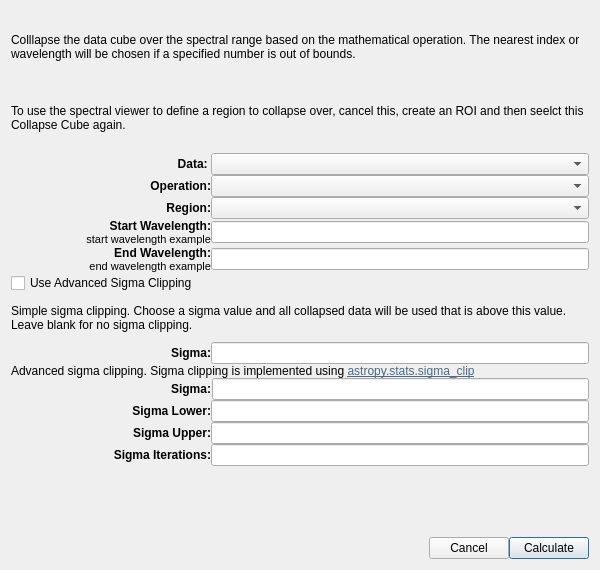
spacetelescope/cubeviz, file cubeviz/tools/collapse.ui: the form before one commit.
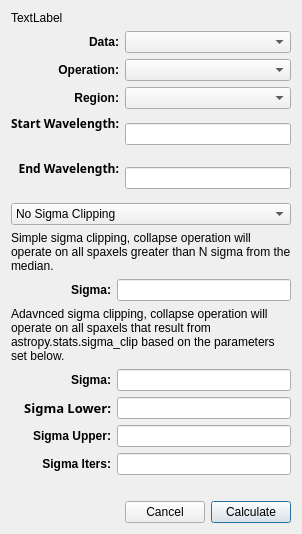
The form after the commit.

Commit message: Main UI functionality is present.

Diff of the .ui file:
```diff
--- a/cubeviz/tools/collapse.ui
+++ b/cubeviz/tools/collapse.ui
@@ -2,19 +2,16 @@
 <ui version="4.0">
  <class>Dialog</class>
  <widget class="QDialog" name="Dialog">
-  <property name="windowModality">
-   <enum>Qt::NonModal</enum>
-  </property>
   <property name="geometry">
    <rect>
     <x>0</x>
     <y>0</y>
-    <width>600</width>
-    <height>570</height>
+    <width>319</width>
+    <height>522</height>
    </rect>
   </property>
   <property name="sizePolicy">
-   <sizepolicy hsizetype="Minimum" vsizetype="MinimumExpanding">
+   <sizepolicy hsizetype="Preferred" vsizetype="Minimum">
     <horstretch>0</horstretch>
     <verstretch>0</verstretch>
    </sizepolicy>
@@ -28,78 +25,53 @@
   <property name="maximumSize">
    <size>
     <width>16777215</width>
-    <height>16777215</height>
+    <height>522</height>
    </size>
   </property>
-  <property name="focusPolicy">
-   <enum>Qt::StrongFocus</enum>
-  </property>
   <property name="windowTitle">
-   <string>Dialog</string>
+   <string>Collapse Cube</string>
   </property>
-  <property name="autoFillBackground">
-   <bool>false</bool>
-  </property>
-  <property name="sizeGripEnabled">
-   <bool>false</bool>
-  </property>
-  <property name="modal">
-   <bool>false</bool>
-  </property>
-  <layout class="QVBoxLayout" name="verticalLayout_3">
+  <layout class="QVBoxLayout" name="verticalLayout_4">
+   <property name="sizeConstraint">
+    <enum>QLayout::SetFixedSize</enum>
+   </property>
    <item>
-    <layout class="QVBoxLayout" name="verticalLayout">
-     <property name="spacing">
-      <number>0</number>
-     </property>
+    <layout class="QGridLayout" name="gridLayout">
      <property name="sizeConstraint">
-      <enum>QLayout::SetMinimumSize</enum>
+      <enum>QLayout::SetFixedSize</enum>
      </property>
+     <item row="2" column="0">
+      <widget class="QComboBox" name="sigma_combobox">
      <item>
-      <widget class="QLabel" name="main_desc">
-       <property name="lineWidth">
-        <number>1</number>
-       </property>
        <property name="text">
-        <string>Colllapse the data cube over the spectral range based on the mathematical operation. The nearest index or wavelength will be chosen if a specified number is out of bounds.</string>
-       </property>
-       <property name="wordWrap">
-        <bool>true</bool>
-       </property>
-      </widget>
+         <string>No Sigma Clipping</string>
+        </property>
      </item>
      <item>
-      <widget class="QLabel" name="widget_desc">
        <property name="text">
-        <string>To use the spectral viewer to define a region to collapse over, cancel this, create an ROI and then seelct this Collapse Cube again.</string>
-       </property>
-       <property name="wordWrap">
-        <bool>true</bool>
-       </property>
-      </widget>
+         <string>Simple Sigma Clipping</string>
+        </property>
      </item>
      <item>
-      <layout class="QHBoxLayout" name="horizontalLayout">
-       <property name="spacing">
-        <number>0</number>
-       </property>
-       <property name="sizeConstraint">
-        <enum>QLayout::SetDefaultConstraint</enum>
-       </property>
-       <item>
-        <widget class="QLabel" name="label_3">
+        <property name="text">
+         <string>Advanced Sigma Clipping</string>
+        </property>
+       </item>
+      </widget>
+     </item>
+     <item row="3" column="0">
+      <layout class="QGridLayout" name="simple_sigma_layout">
+       <item row="1" column="1">
+        <widget class="QLineEdit" name="simple_sigma_input"/>
+       </item>
+       <item row="1" column="0">
+        <widget class="QLabel" name="simple_sigma_label">
          <property name="minimumSize">
           <size>
-           <width>200</width>
+           <width>100</width>
            <height>0</height>
           </size>
          </property>
-         <property name="maximumSize">
-          <size>
-           <width>200</width>
-           <height>16777215</height>
-          </size>
-         </property>
          <property name="font">
           <font>
            <weight>75</weight>
@@ -107,74 +79,67 @@
           </font>
          </property>
          <property name="text">
-          <string>Data: </string>
+          <string>Sigma:</string>
          </property>
          <property name="alignment">
           <set>Qt::AlignRight|Qt::AlignTrailing|Qt::AlignVCenter</set>
          </property>
         </widget>
        </item>
-       <item>
-        <widget class="QComboBox" name="data_combobox">
-         <property name="sizePolicy">
-          <sizepolicy hsizetype="Preferred" vsizetype="Fixed">
-           <horstretch>0</horstretch>
-           <verstretch>0</verstretch>
-          </sizepolicy>
+       <item row="0" column="0" colspan="2">
+        <widget class="QLabel" name="simple_sigma_description">
+         <property name="text">
+          <string>Simple sigma clipping, collapse operation will operate on all spaxels greater than N sigma from the median.</string>
          </property>
-         <property name="minimumSize">
-          <size>
-           <width>0</width>
-           <height>0</height>
-          </size>
+         <property name="wordWrap">
+          <bool>true</bool>
          </property>
         </widget>
        </item>
       </layout>
      </item>
-     <item>
-      <layout class="QHBoxLayout" name="horizontalLayout_2">
-       <property name="spacing">
-        <number>0</number>
-       </property>
-       <item>
-        <widget class="QLabel" name="label_4">
-         <property name="maximumSize">
+     <item row="6" column="0">
+      <layout class="QGridLayout" name="gridLayout_6">
+       <item row="0" column="1">
+        <widget class="QPushButton" name="cancel_button">
+         <property name="text">
+          <string>Cancel</string>
+         </property>
+        </widget>
+       </item>
+       <item row="0" column="0">
+        <spacer name="horizontalSpacer">
+         <property name="orientation">
+          <enum>Qt::Horizontal</enum>
+         </property>
+         <property name="sizeHint" stdset="0">
           <size>
-           <width>200</width>
-           <height>16777215</height>
+           <width>40</width>
+           <height>20</height>
           </size>
          </property>
-         <property name="font">
-          <font>
-           <weight>75</weight>
-           <bold>true</bold>
-          </font>
-         </property>
+        </spacer>
+       </item>
+       <item row="0" column="2">
+        <widget class="QPushButton" name="calculate_button">
          <property name="text">
-          <string>Operation:</string>
+          <string>Calculate</string>
          </property>
-         <property name="alignment">
-          <set>Qt::AlignRight|Qt::AlignTrailing|Qt::AlignVCenter</set>
+         <property name="default">
+          <bool>true</bool>
          </property>
         </widget>
        </item>
-       <item>
-        <widget class="QComboBox" name="operation_combobox"/>
-       </item>
       </layout>
      </item>
-     <item>
-      <layout class="QHBoxLayout" name="horizontalLayout_3">
-       <property name="spacing">
-        <number>0</number>
-       </property>
-       <item>
+     <item row="1" column="0">
+      <layout class="QGridLayout" name="gridLayout_3">
+       <item row="2" column="0">
         <widget class="QLabel" name="label_5">
-         <property name="maximumSize">
+         <property name="minimumSize">
           <size>
-           <width>200</width>
-           <height>16777215</height>
+           <width>100</width>
+           <height>0</height>
           </size>
          </property>
          <property name="font">
@@ -191,40 +156,72 @@
          </property>
         </widget>
        </item>
-       <item>
+       <item row="1" column="0">
+        <widget class="QLabel" name="label_4">
+         <property name="minimumSize">
+          <size>
+           <width>100</width>
+           <height>0</height>
+          </size>
+         </property>
+         <property name="font">
+          <font>
+           <weight>75</weight>
+           <bold>true</bold>
+          </font>
+         </property>
+         <property name="text">
+          <string>Operation:</string>
+         </property>
+         <property name="alignment">
+          <set>Qt::AlignRight|Qt::AlignTrailing|Qt::AlignVCenter</set>
+         </property>
+        </widget>
+       </item>
+       <item row="2" column="1">
         <widget class="QComboBox" name="region_combobox"/>
        </item>
-      </layout>
-     </item>
-     <item>
-      <layout class="QHBoxLayout" name="horizontalLayout_4">
-       <property name="spacing">
-        <number>0</number>
-       </property>
-       <item>
-        <layout class="QVBoxLayout" name="verticalLayout_2">
-         <property name="spacing">
-          <number>0</number>
+       <item row="0" column="0">
+        <widget class="QLabel" name="label_3">
+         <property name="minimumSize">
+          <size>
+           <width>100</width>
+           <height>0</height>
+          </size>
+         </property>
+         <property name="font">
+          <font>
+           <weight>75</weight>
+           <bold>true</bold>
+          </font>
          </property>
-         <property name="sizeConstraint">
-          <enum>QLayout::SetMinimumSize</enum>
+         <property name="text">
+          <string>Data:</string>
          </property>
-         <item>
+         <property name="alignment">
+          <set>Qt::AlignRight|Qt::AlignTrailing|Qt::AlignVCenter</set>
+         </property>
+        </widget>
+       </item>
+       <item row="3" column="1">
+        <widget class="QLineEdit" name="start_input"/>
+       </item>
+       <item row="0" column="1">
+        <widget class="QComboBox" name="data_combobox"/>
+       </item>
+       <item row="1" column="1">
+        <widget class="QComboBox" name="operation_combobox"/>
+       </item>
+       <item row="4" column="1">
+        <widget class="QLineEdit" name="end_input"/>
+       </item>
+       <item row="3" column="0">
+        <layout class="QGridLayout" name="gridLayout_8">
+         <item row="0" column="0">
           <widget class="QLabel" name="start_label">
-           <property name="minimumSize">
-            <size>
-             <width>200</width>
-             <height>0</height>
-            </size>
-           </property>
-           <property name="maximumSize">
-            <size>
-             <width>200</width>
-             <height>16777215</height>
-            </size>
-           </property>
            <property name="font">
             <font>
+             <family>Akaash</family>
              <weight>75</weight>
              <bold>true</bold>
             </font>
@@ -237,21 +234,15 @@
            </property>
           </widget>
          </item>
-         <item>
+         <item row="1" column="0">
           <widget class="QLabel" name="start_example_label">
-           <property name="maximumSize">
-            <size>
-             <width>200</width>
-             <height>16777215</height>
-            </size>
-           </property>
            <property name="font">
             <font>
-             <pointsize>8</pointsize>
+             <family>Akaash</family>
             </font>
            </property>
            <property name="text">
-            <string>start wavelength example</string>
+            <string/>
            </property>
            <property name="alignment">
             <set>Qt::AlignRight|Qt::AlignTrailing|Qt::AlignVCenter</set>
@@ -260,40 +251,13 @@
          </item>
         </layout>
        </item>
-       <item>
-        <widget class="QLineEdit" name="start_text"/>
-       </item>
-      </layout>
-     </item>
-     <item>
-      <layout class="QHBoxLayout" name="horizontalLayout_6">
-       <property name="spacing">
-        <number>0</number>
-       </property>
-       <item>
-        <layout class="QVBoxLayout" name="verticalLayout_4">
-         <property name="spacing">
-          <number>0</number>
-         </property>
-         <property name="sizeConstraint">
-          <enum>QLayout::SetMinimumSize</enum>
-         </property>
-         <item>
+       <item row="4" column="0">
+        <layout class="QGridLayout" name="gridLayout_11">
+         <item row="0" column="0">
           <widget class="QLabel" name="end_label">
-           <property name="minimumSize">
-            <size>
-             <width>200</width>
-             <height>0</height>
-            </size>
-           </property>
-           <property name="maximumSize">
-            <size>
-             <width>16777215</width>
-             <height>16777215</height>
-            </size>
-           </property>
            <property name="font">
             <font>
+             <family>Akaash</family>
              <weight>75</weight>
              <bold>true</bold>
             </font>
@@ -306,21 +270,10 @@
            </property>
           </widget>
          </item>
-         <item>
+         <item row="1" column="0">
           <widget class="QLabel" name="end_example_label">
-           <property name="maximumSize">
-            <size>
-             <width>200</width>
-             <height>16777215</height>
-            </size>
-           </property>
-           <property name="font">
-            <font>
-             <pointsize>8</pointsize>
-            </font>
-           </property>
            <property name="text">
-            <string>end wavelength example</string>
+            <string/>
            </property>
            <property name="alignment">
             <set>Qt::AlignRight|Qt::AlignTrailing|Qt::AlignVCenter</set>
@@ -329,72 +282,28 @@
          </item>
         </layout>
        </item>
-       <item>
-        <widget class="QLineEdit" name="end_text"/>
-       </item>
       </layout>
      </item>
-     <item>
-      <layout class="QHBoxLayout" name="horizontalLayout_7">
-       <property name="spacing">
-        <number>0</number>
-       </property>
-       <item>
-        <widget class="QCheckBox" name="advanced_checkbox">
+     <item row="0" column="0">
+      <widget class="QLabel" name="desc_label">
          <property name="text">
-          <string>Use Advanced Sigma Clipping</string>
-         </property>
-        </widget>
-       </item>
-      </layout>
-     </item>
-     <item>
-      <widget class="QWidget" name="simple_sigma_widget" native="true">
-       <layout class="QVBoxLayout" name="simple_sigma_vlayout">
-        <property name="spacing">
-         <number>0</number>
-        </property>
-        <property name="leftMargin">
-         <number>0</number>
-        </property>
-        <property name="topMargin">
-         <number>0</number>
-        </property>
-        <property name="rightMargin">
-         <number>0</number>
-        </property>
-        <property name="bottomMargin">
-         <number>0</number>
-        </property>
-        <item>
-         <widget class="QLabel" name="label_13">
-          <property name="text">
-           <string>Simple sigma clipping. Choose a sigma value and all collapsed data will be used that is above this value.  Leave blank for no sigma clipping.</string>
+        <string>TextLabel</string>
           </property>
           <property name="wordWrap">
            <bool>true</bool>
           </property>
          </widget>
         </item>
-        <item>
-         <layout class="QHBoxLayout" name="horizontalLayout_8">
-          <property name="spacing">
-           <number>0</number>
-          </property>
-          <item>
-           <widget class="QLabel" name="label_12">
+     <item row="4" column="0">
+      <layout class="QGridLayout" name="advanced_sigma_layout">
+       <item row="4" column="0">
+        <widget class="QLabel" name="advanced_sigma_iters_label">
             <property name="minimumSize">
              <size>
-              <width>200</width>
+           <width>100</width>
               <height>0</height>
              </size>
             </property>
-            <property name="maximumSize">
-             <size>
-              <width>200</width>
-              <height>200</height>
-             </size>
-            </property>
             <property name="font">
              <font>
               <weight>75</weight>
@@ -402,116 +311,25 @@
              </font>
             </property>
             <property name="text">
-             <string>Sigma:</string>
+          <string>Sigma Iters:</string>
             </property>
             <property name="alignment">
              <set>Qt::AlignRight|Qt::AlignTrailing|Qt::AlignVCenter</set>
             </property>
            </widget>
           </item>
-          <item>
-           <widget class="QLineEdit" name="lineEdit"/>
-          </item>
-         </layout>
-        </item>
-       </layout>
-      </widget>
-     </item>
-     <item>
-      <widget class="QWidget" name="advanced_sigma_widget" native="true">
-       <property name="sizePolicy">
-        <sizepolicy hsizetype="Preferred" vsizetype="Minimum">
-         <horstretch>0</horstretch>
-         <verstretch>0</verstretch>
-        </sizepolicy>
-       </property>
-       <layout class="QVBoxLayout" name="advanced_sigma_layout">
-        <property name="spacing">
-         <number>0</number>
-        </property>
-        <property name="leftMargin">
-         <number>0</number>
-        </property>
-        <property name="topMargin">
-         <number>0</number>
-        </property>
-        <property name="rightMargin">
-         <number>0</number>
-        </property>
-        <property name="bottomMargin">
-         <number>0</number>
-        </property>
-        <item>
-         <layout class="QVBoxLayout" name="verticalLayout_5">
-          <property name="spacing">
-           <number>0</number>
-          </property>
-          <item>
-           <widget class="QLabel" name="label_14">
-            <property name="text">
-             <string>&lt;html&gt;&lt;head/&gt;&lt;body&gt;&lt;p&gt;Advanced sigma clipping. Sigma clipping is implemented using &lt;a href=&quot;http://docs.astropy.org/en/stable/api/astropy.stats.sigma_clip.html&quot;&gt;&lt;span style=&quot; text-decoration: underline; color:#4c6b8a;&quot;&gt;astropy.stats.sigma_clip&lt;/span&gt;&lt;/a&gt;&lt;/p&gt;&lt;/body&gt;&lt;/html&gt;</string>
-            </property>
-            <property name="openExternalLinks">
-             <bool>true</bool>
-            </property>
-           </widget>
-          </item>
-         </layout>
-        </item>
-        <item>
-         <layout class="QHBoxLayout" name="advanced_sigma_hlayout_2">
-          <property name="spacing">
-           <number>1</number>
-          </property>
-          <item>
-           <widget class="QLabel" name="label_16">
+       <item row="2" column="0">
+        <widget class="QLabel" name="advanced_sigma_lower_label">
             <property name="minimumSize">
              <size>
-              <width>200</width>
+           <width>100</width>
               <height>0</height>
              </size>
             </property>
             <property name="font">
              <font>
-              <weight>75</weight>
-              <bold>true</bold>
-             </font>
-            </property>
-            <property name="text">
-             <string>Sigma:</string>
-            </property>
-            <property name="alignment">
-             <set>Qt::AlignRight|Qt::AlignTrailing|Qt::AlignVCenter</set>
-            </property>
-           </widget>
-          </item>
-          <item>
-           <widget class="QLineEdit" name="lineEdit_3">
-            <property name="minimumSize">
-             <size>
-              <width>0</width>
-              <height>2</height>
-             </size>
-            </property>
-           </widget>
-          </item>
-         </layout>
-        </item>
-        <item>
-         <layout class="QHBoxLayout" name="advanced_sigma_hlayout_3">
-          <property name="spacing">
-           <number>0</number>
-          </property>
-          <item>
-           <widget class="QLabel" name="label_17">
-            <property name="minimumSize">
-             <size>
-              <width>200</width>
-              <height>0</height>
-             </size>
-            </property>
-            <property name="font">
-             <font>
+           <family>Akaash</family>
+           <pointsize>10</pointsize>
               <weight>75</weight>
               <bold>true</bold>
              </font>
@@ -524,28 +342,36 @@
             </property>
            </widget>
           </item>
-          <item>
-           <widget class="QLineEdit" name="sigmal_lower_text">
+       <item row="1" column="1">
+        <widget class="QLineEdit" name="advanced_sigma_input"/>
+       </item>
+       <item row="1" column="0">
+        <widget class="QLabel" name="advanced_sigma_label">
             <property name="minimumSize">
              <size>
-              <width>0</width>
-              <height>1</height>
-             </size>
-            </property>
-           </widget>
-          </item>
-         </layout>
-        </item>
-        <item>
-         <layout class="QHBoxLayout" name="advanced_sigma_hlayout_4">
-          <property name="spacing">
-           <number>0</number>
-          </property>
-          <item>
-           <widget class="QLabel" name="label_18">
+           <width>100</width>
+           <height>0</height>
+          </size>
+         </property>
+         <property name="font">
+          <font>
+           <weight>75</weight>
+           <bold>true</bold>
+          </font>
+         </property>
+         <property name="text">
+          <string>Sigma:</string>
+         </property>
+         <property name="alignment">
+          <set>Qt::AlignRight|Qt::AlignTrailing|Qt::AlignVCenter</set>
+         </property>
+        </widget>
+       </item>
+       <item row="3" column="0">
+        <widget class="QLabel" name="advanced_sigma_upper_label">
             <property name="minimumSize">
              <size>
-              <width>200</width>
+           <width>100</width>
               <height>0</height>
              </size>
             </property>
@@ -563,116 +389,38 @@
             </property>
            </widget>
           </item>
-          <item>
-           <widget class="QLineEdit" name="sigma_upper_text">
-            <property name="minimumSize">
-             <size>
-              <width>0</width>
-              <height>1</height>
-             </size>
-            </property>
-           </widget>
-          </item>
-         </layout>
-        </item>
-        <item>
-         <layout class="QHBoxLayout" name="advanced_sigma_hlayout_5">
-          <property name="spacing">
-           <number>0</number>
-          </property>
-          <item>
-           <widget class="QLabel" name="label_19">
-            <property name="minimumSize">
-             <size>
-              <width>200</width>
-              <height>0</height>
-             </size>
-            </property>
-            <property name="font">
-             <font>
-              <weight>75</weight>
-              <bold>true</bold>
-             </font>
-            </property>
-            <property name="text">
-             <string>Sigma Iterations:</string>
-            </property>
-            <property name="alignment">
-             <set>Qt::AlignRight|Qt::AlignTrailing|Qt::AlignVCenter</set>
-            </property>
-           </widget>
-          </item>
-          <item>
-           <widget class="QLineEdit" name="sigma_iters_text">
-            <property name="minimumSize">
-             <size>
-              <width>0</width>
-              <height>1</height>
-             </size>
-            </property>
-           </widget>
-          </item>
-         </layout>
-        </item>
-       </layout>
-      </widget>
-     </item>
-     <item>
-      <layout class="QHBoxLayout" name="horizontalLayout_15">
-       <property name="spacing">
-        <number>0</number>
-       </property>
-       <item>
-        <widget class="QLabel" name="error_label_text">
+       <item row="4" column="1">
+        <widget class="QLineEdit" name="advanced_sigma_iters_input"/>
+       </item>
+       <item row="2" column="1">
+        <widget class="QLineEdit" name="advanced_sigma_lower_input"/>
+       </item>
+       <item row="3" column="1">
+        <widget class="QLineEdit" name="advanced_sigma_upper_input"/>
+       </item>
+       <item row="0" column="0" colspan="2">
+        <widget class="QLabel" name="advanced_sigma_description">
          <property name="text">
-          <string/>
+          <string>Adavnced sigma clipping, collapse operation will operate on all spaxels that result from astropy.stats.sigma_clip based on the parameters set below.</string>
          </property>
-        </widget>
-       </item>
-      </layout>
-     </item>
-     <item>
-      <layout class="QHBoxLayout" name="horizontalLayout_16">
-       <property name="spacing">
-        <number>0</number>
-       </property>
-       <item>
-        <spacer name="horizontalSpacer">
-         <property name="orientation">
-          <enum>Qt::Horizontal</enum>
-         </property>
-         <property name="sizeHint" stdset="0">
-          <size>
-           <width>40</width>
-           <height>20</height>
-          </size>
-         </property>
-        </spacer>
-       </item>
-       <item>
-        <widget class="QPushButton" name="cancelButton">
-         <property name="text">
-          <string>Cancel</string>
-         </property>
-        </widget>
-       </item>
-       <item>
-        <widget class="QPushButton" name="calculateButton">
-         <property name="text">
-          <string>Calculate</string>
-         </property>
-         <property name="default">
+         <property name="wordWrap">
           <bool>true</bool>
          </property>
         </widget>
        </item>
       </layout>
      </item>
+     <item row="5" column="0">
+      <widget class="QLabel" name="error_label">
+       <property name="text">
+        <string/>
+       </property>
+      </widget>
+     </item>
     </layout>
    </item>
   </layout>
  </widget>
- <layoutdefault spacing="6" margin="11"/>
  <resources/>
  <connections/>
 </ui>
```
Lines whose indentation alone changed are shown as unchanged. The commit also changes 1 other file.
